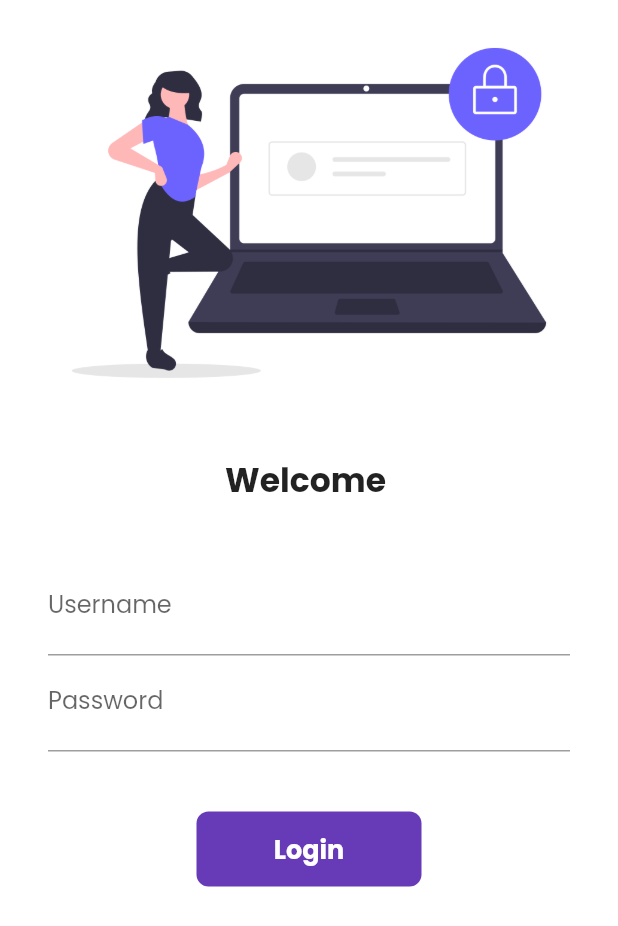
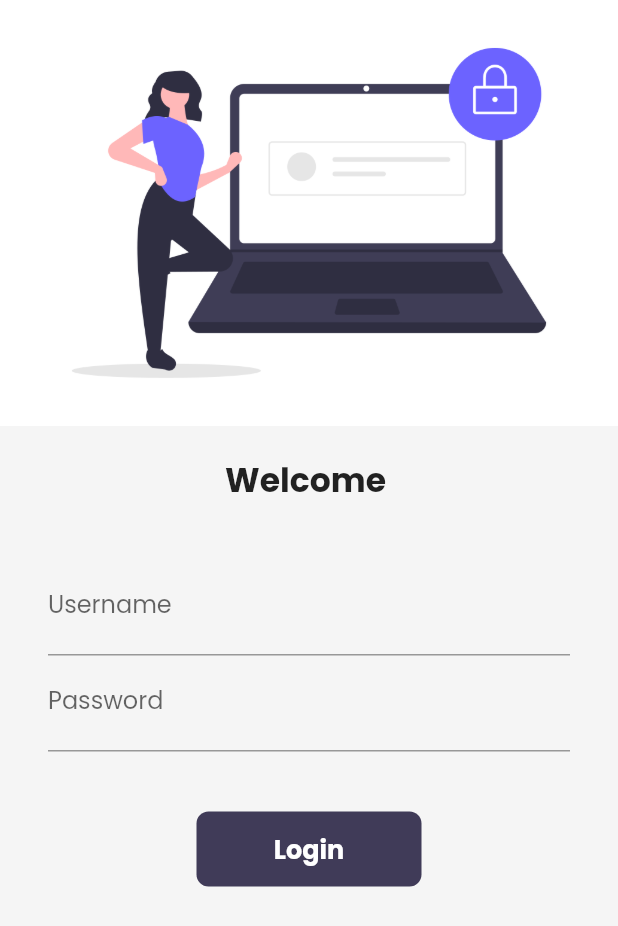
Before and after one commit to lordarcadius/TekStore, a Flutter app: the LoginScreen screen opened by its route, on a phone screen of 412 x 824 dp. Shown: the top 926 px of the screen. Run offline on Flutter 3.47's test engine with Material 2 defaults, Android fonts, the phone set to English and light mode, and no system bars; our stand-ins replace google_fonts, velocity_x; network calls fail.

Commit message:
app: Set system based auto dark theme
Signed-off-by: Vipul Jha <vipuljha08@gmail.com>

```diff
--- a/lib/main.dart
+++ b/lib/main.dart
@@ -1,4 +1,5 @@
 import 'package:flutter/material.dart';
+import 'package:flutter_catalog/pages/cart_page.dart';
 import 'package:flutter_catalog/pages/home_screen.dart';
 import 'package:flutter_catalog/pages/login_screen.dart';
 import 'package:flutter_catalog/utils/routes.dart';
@@ -17,14 +18,15 @@ class MyApp extends StatelessWidget {
       child: MaterialApp(
         debugShowCheckedModeBanner: false,
         //home: HomeScreen(),
-        themeMode: ThemeMode.light,
+        themeMode: ThemeMode.system,
         theme: MyThemes.lightTheme(context),
         darkTheme: MyThemes.darkTheme(context),
         //initialRoute: "/home",
         routes: {
-          "/": (context) => HomeScreen(),
+          "/": (context) => LoginScreen(),
           MyRoutes.homeRoute: (context) => HomeScreen(),
           MyRoutes.loginRoute: (context) => LoginScreen(),
+          MyRoutes.cartRoute: (context) => CartPage(),
         },
       ),
     );
--- a/lib/pages/login_screen.dart
+++ b/lib/pages/login_screen.dart
@@ -35,12 +35,12 @@ class _LoginScreenState extends State<LoginScreen> {
 
   @override
   Widget build(BuildContext context) {
-    SystemChrome.setSystemUIOverlayStyle(SystemUiOverlayStyle(
-      statusBarColor: Colors.white,
-    ));
-    return SafeArea(
-      child: Material(
-        color: Colors.white,
+    // SystemChrome.setSystemUIOverlayStyle(SystemUiOverlayStyle(
+    //   statusBarColor: Theme.of(context).canvasColor,
+    // ));
+    return Scaffold(
+      backgroundColor: Theme.of(context).canvasColor,
+      body: SafeArea(
         child: SingleChildScrollView(
           child: Form(
             key: _formKey,
@@ -103,7 +103,7 @@ class _LoginScreenState extends State<LoginScreen> {
                         height: 40,
                       ),
                       Material(
-                        color: Colors.deepPurple,
+                        color: Theme.of(context).buttonColor,
                         borderRadius:
                             BorderRadius.circular(changeButton ? 50 : 8),
                         child: InkWell(
--- a/lib/utils/routes.dart
+++ b/lib/utils/routes.dart
@@ -2,4 +2,5 @@ class MyRoutes {
   static String loginRoute = "/login";
   static String homeRoute = "/home";
   static String homeDetailsRoute = "/details";
+  static String cartRoute = "/cart";
 }
--- a/lib/widgets/home_widgets/catalog_header.dart
+++ b/lib/widgets/home_widgets/catalog_header.dart
@@ -8,7 +8,7 @@ class CatalogHeader extends StatelessWidget {
     return Column(
       crossAxisAlignment: CrossAxisAlignment.start,
       children: [
-        "Catalog App".text.xl4.bold.color(MyThemes.darkBluishColor).make(),
+        "Catalog App".text.xl4.bold.color(Theme.of(context).accentColor).make(),
         "Trending Products".text.xl.make()
       ],
     );
--- a/lib/widgets/home_widgets/catalog_image.dart
+++ b/lib/widgets/home_widgets/catalog_image.dart
@@ -15,7 +15,7 @@ class CatalogImage extends StatelessWidget {
         .box
         .rounded
         .p8
-        .color(MyThemes.creamColor)
+        .color(Theme.of(context).canvasColor)
         .make()
         .p16()
         .h64(context)
--- a/lib/widgets/themes.dart
+++ b/lib/widgets/themes.dart
@@ -1,5 +1,6 @@
 import 'package:flutter/material.dart';
 import 'package:google_fonts/google_fonts.dart';
+import 'package:velocity_x/velocity_x.dart';
 
 class MyThemes {
   static ThemeData lightTheme(BuildContext context) => ThemeData(
@@ -11,15 +12,35 @@ class MyThemes {
             color: Colors.black,
           ),
         ),
-        primarySwatch: Colors.deepPurple,
+        cardColor: Colors.white,
+        accentColor: darkBluishColor,
+        canvasColor: creamColor,
+        buttonColor: darkBluishColor,
+        //primarySwatch: Colors.deepPurple,
         fontFamily: GoogleFonts.poppins().fontFamily,
       );
 
   static ThemeData darkTheme(BuildContext context) => ThemeData(
-        brightness: Brightness.dark,
+    brightness: Brightness.dark,
+        appBarTheme: AppBarTheme(
+          color: darkCreamColor,
+          elevation: 0.0,
+          textTheme: Theme.of(context).textTheme,
+          iconTheme: IconThemeData(
+            color: Colors.white,
+          ),
+        ),
+        cardColor: Colors.black,
+        accentColor: Colors.white,
+        canvasColor: darkCreamColor,
+        buttonColor: lightBluishColor,
+        //primarySwatch: Colors.deepPurple,
+        fontFamily: GoogleFonts.poppins().fontFamily,
       );
 
   //Colors
   static Color creamColor = Color(0xfff5f5f5);
   static Color darkBluishColor = Color(0xff403b58);
+  static Color darkCreamColor = Vx.gray900;
+  static Color lightBluishColor = Vx.indigo500;
 }
```
Also changed, not shown: lib/pages/home_details_page.dart (+13 -8 lines), lib/pages/home_screen.dart (+16 -2 lines), lib/widgets/home_widgets/catalog_item.dart (+4 -4 lines).
